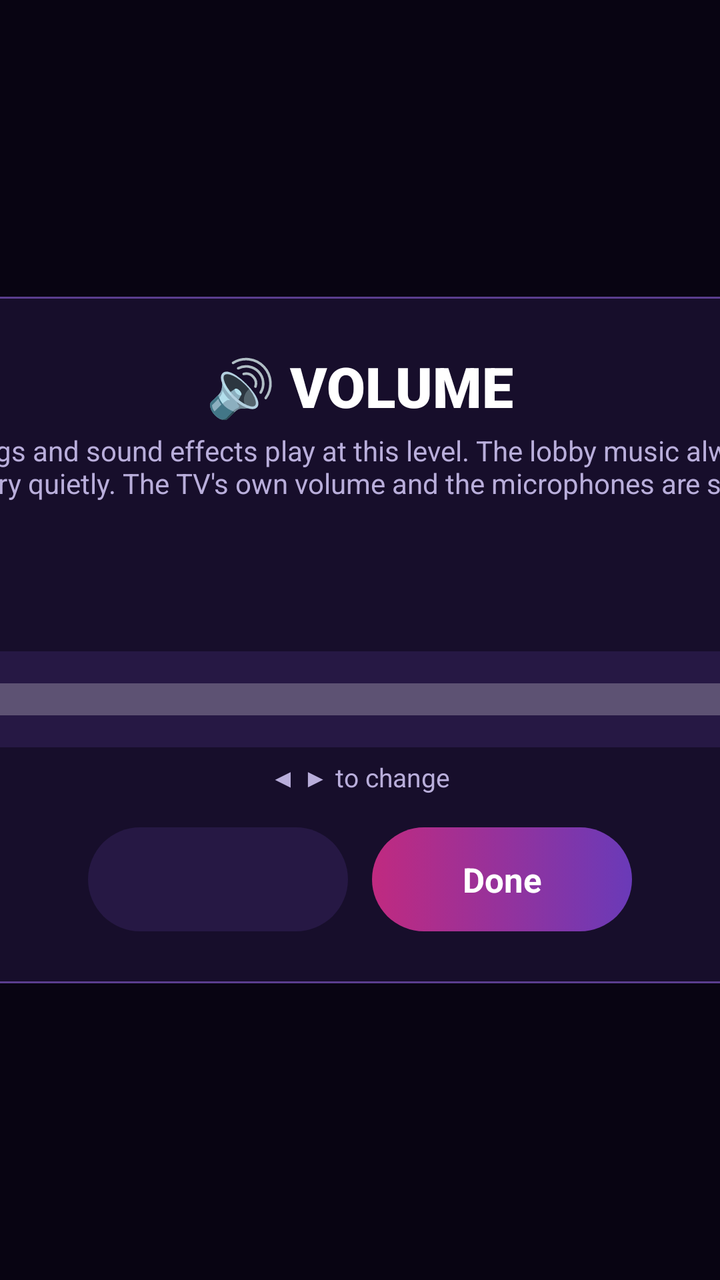
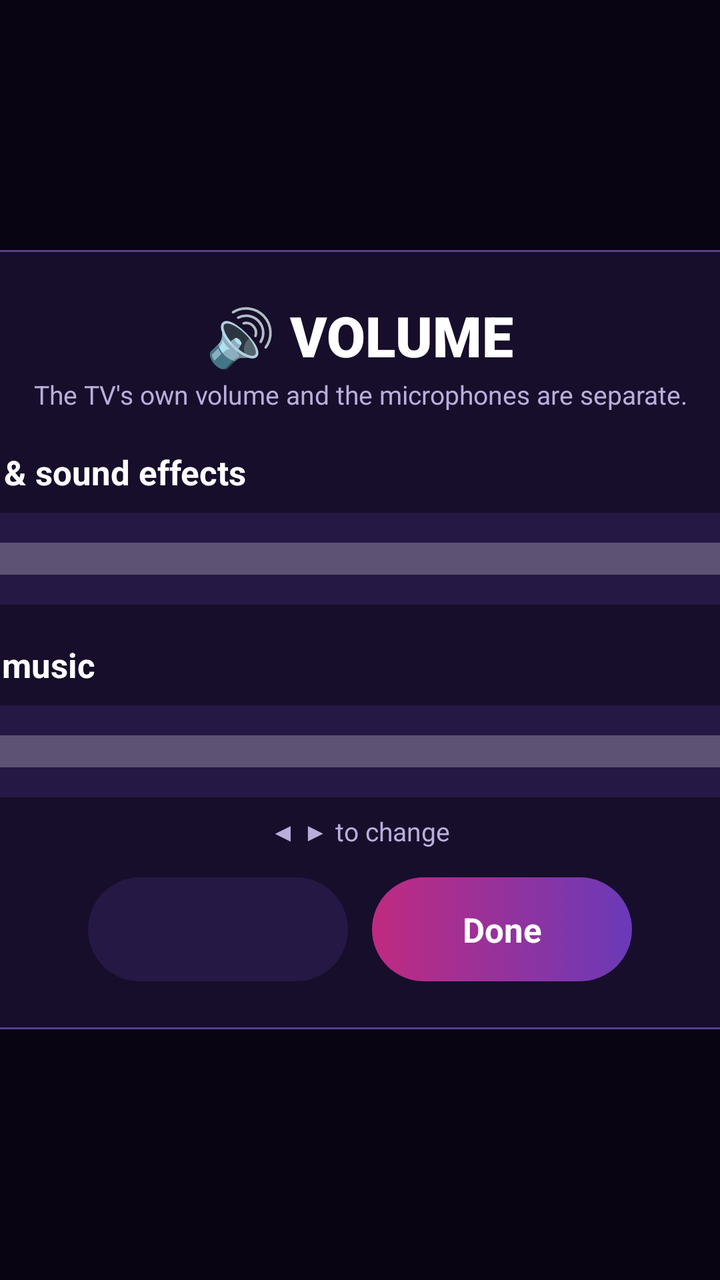

The first picture is an Android layout as it rendered before a commit; the second is the same layout after the commit. The layout source and the unified diff follow.
<!-- AndroidManifest.xml: application theme Theme.KaraokeTV -->
<!-- res/layout/volume.xml -->
<?xml version="1.0" encoding="utf-8"?>
<FrameLayout xmlns:android="http://schemas.android.com/apk/res/android"
    android:layout_width="match_parent"
    android:layout_height="match_parent"
    android:background="@color/scrim"
    android:clickable="true">

    <LinearLayout
        android:layout_width="560dp"
        android:layout_height="wrap_content"
        android:layout_gravity="center"
        android:background="@drawable/panel_bg"
        android:gravity="center_horizontal"
        android:orientation="vertical"
        android:padding="26dp">

        <TextView
            android:layout_width="wrap_content"
            android:layout_height="wrap_content"
            android:fontFamily="sans-serif-black"
            android:text="🔊 VOLUME"
            android:textColor="#FFFFFF"
            android:textSize="28sp" />

        <TextView
            android:layout_width="wrap_content"
            android:layout_height="wrap_content"
            android:layout_marginTop="4dp"
            android:gravity="center"
            android:text="Songs and sound effects play at this level. The lobby music always\nplays very quietly. The TV's own volume and the microphones are separate."
            android:textColor="@color/text_dim"
            android:textSize="14sp" />

        <TextView
            android:id="@+id/volumeValue"
            android:layout_width="wrap_content"
            android:layout_height="wrap_content"
            android:layout_marginTop="12dp"
            android:fontFamily="sans-serif-black"
            android:shadowColor="@color/neon_pink"
            android:shadowRadius="18"
            android:textColor="#FFFFFF"
            android:textSize="44sp" />

        
        <SeekBar
            android:id="@+id/volumeSlider"
            android:contentDescription="Volume for songs and sound effects"
            android:layout_width="match_parent"
            android:layout_height="48dp"
            android:layout_marginTop="4dp"
            android:background="@drawable/chip_bg"
            android:focusable="true"
            android:max="100"
            android:paddingStart="24dp"
            android:paddingEnd="24dp"
            android:progressDrawable="@drawable/volume_track"
            android:thumbTint="@color/neon_pink" />

        <TextView
            android:id="@+id/volumeHint"
            android:layout_width="wrap_content"
            android:layout_height="wrap_content"
            android:layout_marginTop="6dp"
            android:text="◀ ▶ to change"
            android:textColor="@color/text_dim"
            android:textSize="13sp" />

        <LinearLayout
            android:layout_width="wrap_content"
            android:layout_height="wrap_content"
            android:layout_marginTop="16dp"
            android:orientation="horizontal">

            <TextView
                android:id="@+id/volumeMusic"
                style="@style/TvButton" />

            <TextView
                android:id="@+id/volumeDone"
                style="@style/TvButton.Primary"
                android:layout_marginStart="12dp"
                android:text="Done" />
        </LinearLayout>
    </LinearLayout>
</FrameLayout>
<!-- resources referenced by this layout -->
<resources>
  <color name="neon_pink">#FF3DA5</color>
  <color name="scrim">#D9080412</color>
  <color name="text_dim">#B9AEDB</color>
  <!-- drawable chip_bg (drawable) -->
  <?xml version="1.0" encoding="utf-8"?>
  <selector xmlns:android="http://schemas.android.com/apk/res/android">
      <item android:state_focused="true">
          <shape>
              <solid android:color="@color/neon_pink" />
              <corners android:radius="26dp" />
          </shape>
      </item>
      <item android:state_selected="true">
          <shape>
              <solid android:color="#4A2A7A" />
              <stroke android:width="2dp" android:color="@color/neon_cyan" />
              <corners android:radius="26dp" />
          </shape>
      </item>
      <item>
          <shape>
              <solid android:color="#CC2A1B4A" />
              <corners android:radius="26dp" />
          </shape>
      </item>
  </selector>
  <!-- drawable panel_bg (drawable) -->
  <?xml version="1.0" encoding="utf-8"?>
  <shape xmlns:android="http://schemas.android.com/apk/res/android">
      <solid android:color="#D91A1030" />
      <stroke android:width="1dp" android:color="#5A3E8F" />
      <corners android:radius="18dp" />
  </shape>
  <!-- drawable volume_track (drawable) -->
  <?xml version="1.0" encoding="utf-8"?>
  <layer-list xmlns:android="http://schemas.android.com/apk/res/android">
      <item android:id="@android:id/background">
          <shape>
              <solid android:color="#40FFFFFF" />
              <corners android:radius="6dp" />
          </shape>
      </item>
      <item android:id="@android:id/progress">
          <clip>
              <shape>
                  <gradient android:startColor="@color/neon_cyan" android:endColor="@color/neon_pink" />
                  <corners android:radius="6dp" />
              </shape>
          </clip>
      </item>
  </layer-list>
  <style name="TvButton">
          <item name="android:layout_width">wrap_content</item>
          <item name="android:layout_height">52dp</item>
          <item name="android:minWidth">130dp</item>
          <item name="android:gravity">center</item>
          <item name="android:paddingStart">22dp</item>
          <item name="android:paddingEnd">22dp</item>
          <item name="android:background">@drawable/chip_bg</item>
          <item name="android:focusable">true</item>
          <item name="android:clickable">true</item>
          <item name="android:textColor">@color/text_main</item>
          <item name="android:textSize">17sp</item>
          <item name="android:textStyle">bold</item>
          <item name="android:maxLines">1</item>
      </style>
  <style name="TvButton.Primary">
          <item name="android:background">@drawable/btn_primary</item>
      </style>
  <style name="Theme.KaraokeTV" parent="android:Theme.Material.NoActionBar.Fullscreen">
          <item name="android:windowBackground">@color/bg_deep</item>
          <item name="android:colorAccent">@color/neon_pink</item>
          <item name="android:textColorPrimary">@color/text_main</item>
          <item name="android:textColor">@color/text_main</item>
          <item name="android:textColorHint">@color/text_dim</item>
          <item name="android:windowAnimationStyle">@null</item>
      </style>
  <color name="neon_cyan">#2EE6FF</color>
  <color name="text_main">#FFFFFF</color>
  <!-- drawable btn_primary (drawable) -->
  <?xml version="1.0" encoding="utf-8"?>
  <selector xmlns:android="http://schemas.android.com/apk/res/android">
      <item android:state_focused="true">
          <shape>
              <gradient android:angle="0" android:startColor="#FF5DB8" android:endColor="#9B5CFF" />
              <stroke android:width="3dp" android:color="#FFFFFF" />
              <corners android:radius="26dp" />
          </shape>
      </item>
      <item>
          <shape>
              <gradient android:angle="0" android:startColor="#C02A80" android:endColor="#6A3AB8" />
              <corners android:radius="26dp" />
          </shape>
      </item>
  </selector>
  <color name="bg_deep">#0B0614</color>
</resources>

<!-- the commit's change to res/layout/volume.xml (unified diff, before → after) -->
@@ -12,7 +12,7 @@
         android:background="@drawable/panel_bg"
         android:gravity="center_horizontal"
         android:orientation="vertical"
-        android:padding="26dp">
+        android:padding="24dp">
 
         <TextView
             android:layout_width="wrap_content"
@@ -25,31 +25,48 @@
         <TextView
             android:layout_width="wrap_content"
             android:layout_height="wrap_content"
-            android:layout_marginTop="4dp"
+            android:layout_marginTop="2dp"
             android:gravity="center"
-            android:text="Songs and sound effects play at this level. The lobby music always\nplays very quietly. The TV's own volume and the microphones are separate."
+            android:text="The TV's own volume and the microphones are separate."
             android:textColor="@color/text_dim"
-            android:textSize="14sp" />
+            android:textSize="13sp" />
 
-        <TextView
-            android:id="@+id/volumeValue"
-            android:layout_width="wrap_content"
+        
+        <LinearLayout
+            android:layout_width="match_parent"
             android:layout_height="wrap_content"
-            android:layout_marginTop="12dp"
-            android:fontFamily="sans-serif-black"
-            android:shadowColor="@color/neon_pink"
-            android:shadowRadius="18"
-            android:textColor="#FFFFFF"
-            android:textSize="44sp" />
+            android:layout_marginTop="14dp"
+            android:gravity="center_vertical"
+            android:orientation="horizontal">
+
+            <TextView
+                android:layout_width="0dp"
+                android:layout_height="wrap_content"
+                android:layout_weight="1"
+                android:text="🎤 Songs &amp; sound effects"
+                android:textColor="@color/text_main"
+                android:textSize="17sp"
+                android:textStyle="bold" />
+
+            <TextView
+                android:id="@+id/volumeValue"
+                android:layout_width="wrap_content"
+                android:layout_height="wrap_content"
+                android:fontFamily="sans-serif-black"
+                android:shadowColor="@color/neon_pink"
+                android:shadowRadius="14"
+                android:textColor="#FFFFFF"
+                android:textSize="24sp" />
+        </LinearLayout>
 
         
         <SeekBar
             android:id="@+id/volumeSlider"
-            android:contentDescription="Volume for songs and sound effects"
             android:layout_width="match_parent"
-            android:layout_height="48dp"
+            android:layout_height="46dp"
             android:layout_marginTop="4dp"
             android:background="@drawable/chip_bg"
+            android:contentDescription="Volume for songs and sound effects"
             android:focusable="true"
             android:max="100"
             android:paddingStart="24dp"
@@ -57,11 +74,53 @@
             android:progressDrawable="@drawable/volume_track"
             android:thumbTint="@color/neon_pink" />
 
+        
+        <LinearLayout
+            android:layout_width="match_parent"
+            android:layout_height="wrap_content"
+            android:layout_marginTop="14dp"
+            android:gravity="center_vertical"
+            android:orientation="horizontal">
+
+            <TextView
+                android:layout_width="0dp"
+                android:layout_height="wrap_content"
+                android:layout_weight="1"
+                android:text="🎵 Lobby music"
+                android:textColor="@color/text_main"
+                android:textSize="17sp"
+                android:textStyle="bold" />
+
+            <TextView
+                android:id="@+id/lobbyValue"
+                android:layout_width="wrap_content"
+                android:layout_height="wrap_content"
+                android:fontFamily="sans-serif-black"
+                android:shadowColor="@color/neon_cyan"
+                android:shadowRadius="14"
+                android:textColor="#FFFFFF"
+                android:textSize="24sp" />
+        </LinearLayout>
+
+        <SeekBar
+            android:id="@+id/lobbySlider"
+            android:layout_width="match_parent"
+            android:layout_height="46dp"
+            android:layout_marginTop="4dp"
+            android:background="@drawable/chip_bg"
+            android:contentDescription="Lobby music volume"
+            android:focusable="true"
+            android:max="100"
+            android:paddingStart="24dp"
+            android:paddingEnd="24dp"
+            android:progressDrawable="@drawable/volume_track"
+            android:thumbTint="@color/neon_cyan" />
+
         <TextView
             android:id="@+id/volumeHint"
             android:layout_width="wrap_content"
             android:layout_height="wrap_content"
-            android:layout_marginTop="6dp"
+            android:layout_marginTop="8dp"
             android:text="◀ ▶ to change"
             android:textColor="@color/text_dim"
             android:textSize="13sp" />
@@ -69,7 +128,7 @@
         <LinearLayout
             android:layout_width="wrap_content"
             android:layout_height="wrap_content"
-            android:layout_marginTop="16dp"
+            android:layout_marginTop="14dp"
             android:orientation="horizontal">
 
             <TextView
